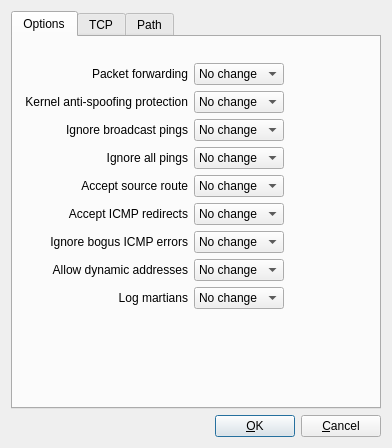
First picture: the form in src/gui/linux24advanceddialog_q.ui, repository fwbuilder/fwbuilder, before the edit.
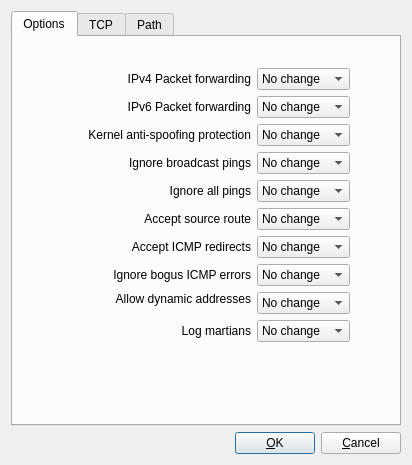
Second picture: the form after the edit.

```diff
--- a/src/gui/linux24advanceddialog_q.ui
+++ b/src/gui/linux24advanceddialog_q.ui
@@ -5,8 +5,8 @@
    <rect>
     <x>0</x>
     <y>0</y>
-    <width>392</width>
-    <height>448</height>
+    <width>412</width>
+    <height>465</height>
    </rect>
   </property>
   <property name="windowTitle" >
@@ -108,174 +108,33 @@
        <string>Options</string>
       </attribute>
       <layout class="QGridLayout" >
-       <property name="leftMargin" >
-        <number>6</number>
-       </property>
-       <property name="topMargin" >
-        <number>6</number>
-       </property>
-       <property name="rightMargin" >
-        <number>6</number>
-       </property>
-       <property name="bottomMargin" >
-        <number>6</number>
-       </property>
-       <property name="horizontalSpacing" >
-        <number>6</number>
-       </property>
-       <property name="verticalSpacing" >
-        <number>6</number>
-       </property>
-       <item row="9" column="2" >
-        <widget class="QComboBox" name="linux24_log_martians" >
-         <item>
-          <property name="text" >
-           <string>No change</string>
-          </property>
-         </item>
-         <item>
-          <property name="text" >
-           <string>On</string>
-          </property>
-         </item>
-         <item>
-          <property name="text" >
-           <string>Off</string>
-          </property>
-         </item>
-        </widget>
+       <item row="0" column="0" colspan="2" >
+        <spacer>
+         <property name="orientation" >
+          <enum>Qt::Vertical</enum>
+         </property>
+         <property name="sizeType" >
+          <enum>QSizePolicy::Fixed</enum>
+         </property>
+         <property name="sizeHint" >
+          <size>
+           <width>20</width>
+           <height>20</height>
+          </size>
+         </property>
+        </spacer>
        </item>
-       <item row="6" column="2" >
-        <widget class="QComboBox" name="linux24_accept_redirects" >
-         <item>
-          <property name="text" >
-           <string>No change</string>
-          </property>
-         </item>
-         <item>
-          <property name="text" >
-           <string>On</string>
-          </property>
-         </item>
-         <item>
-          <property name="text" >
-           <string>Off</string>
-          </property>
-         </item>
-        </widget>
-       </item>
-       <item row="4" column="2" >
-        <widget class="QComboBox" name="linux24_icmp_echo_ignore_all" >
-         <item>
-          <property name="text" >
-           <string>No change</string>
-          </property>
-         </item>
-         <item>
-          <property name="text" >
-           <string>On</string>
-          </property>
-         </item>
-         <item>
-          <property name="text" >
-           <string>Off</string>
-          </property>
-         </item>
-        </widget>
-       </item>
-       <item row="3" column="2" >
-        <widget class="QComboBox" name="linux24_icmp_echo_ignore_broadcasts" >
-         <item>
-          <property name="text" >
-           <string>No change</string>
-          </property>
-         </item>
-         <item>
-          <property name="text" >
-           <string>On</string>
-          </property>
-         </item>
-         <item>
-          <property name="text" >
-           <string>Off</string>
-          </property>
-         </item>
-        </widget>
-       </item>
-       <item row="7" column="2" >
-        <widget class="QComboBox" name="linux24_icmp_ignore_bogus_error_responses" >
-         <item>
-          <property name="text" >
-           <string>No change</string>
-          </property>
-         </item>
-         <item>
-          <property name="text" >
-           <string>On</string>
-          </property>
-         </item>
-         <item>
-          <property name="text" >
-           <string>Off</string>
-          </property>
-         </item>
-        </widget>
-       </item>
-       <item row="8" column="2" >
-        <widget class="QComboBox" name="linux24_ip_dynaddr" >
-         <item>
-          <property name="text" >
-           <string>No change</string>
-          </property>
-         </item>
-         <item>
-          <property name="text" >
-           <string>On</string>
-          </property>
-         </item>
-         <item>
-          <property name="text" >
-           <string>Off</string>
-          </property>
-         </item>
-        </widget>
-       </item>
-       <item row="2" column="2" >
-        <widget class="QComboBox" name="linux24_rp_filter" >
-         <item>
-          <property name="text" >
-           <string>No change</string>
-          </property>
-         </item>
-         <item>
-          <property name="text" >
-           <string>On</string>
-          </property>
-         </item>
-         <item>
-          <property name="text" >
-           <string>Off</string>
-          </property>
-         </item>
-        </widget>
-       </item>
-       <item row="5" column="2" >
-        <widget class="QComboBox" name="linux24_accept_source_route" >
-         <item>
-          <property name="text" >
-           <string>No change</string>
-          </property>
-         </item>
-         <item>
-          <property name="text" >
-           <string>On</string>
-          </property>
-         </item>
-         <item>
-          <property name="text" >
-           <string>Off</string>
-          </property>
-         </item>
+       <item row="1" column="0" colspan="2" >
+        <widget class="QLabel" name="label368" >
+         <property name="text" >
+          <string>IPv4 Packet forwarding</string>
+         </property>
+         <property name="alignment" >
+          <set>Qt::AlignRight|Qt::AlignTrailing|Qt::AlignVCenter</set>
+         </property>
+         <property name="wordWrap" >
+          <bool>false</bool>
+         </property>
         </widget>
        </item>
        <item row="1" column="2" >
@@ -297,10 +156,26 @@
          </item>
         </widget>
        </item>
-       <item row="1" column="1" >
-        <widget class="QLabel" name="label368" >
+       <item rowspan="7" row="1" column="3" >
+        <spacer>
+         <property name="orientation" >
+          <enum>Qt::Horizontal</enum>
+         </property>
+         <property name="sizeType" >
+          <enum>QSizePolicy::Expanding</enum>
+         </property>
+         <property name="sizeHint" >
+          <size>
+           <width>40</width>
+           <height>150</height>
+          </size>
+         </property>
+        </spacer>
+       </item>
+       <item row="2" column="0" colspan="2" >
+        <widget class="QLabel" name="label368_2" >
          <property name="text" >
-          <string>Packet forwarding</string>
+          <string>IPv6 Packet forwarding</string>
          </property>
          <property name="alignment" >
           <set>Qt::AlignRight|Qt::AlignTrailing|Qt::AlignVCenter</set>
@@ -310,7 +185,26 @@
          </property>
         </widget>
        </item>
-       <item row="2" column="1" >
+       <item row="2" column="2" >
+        <widget class="QComboBox" name="linux24_ipv6_forward" >
+         <item>
+          <property name="text" >
+           <string>No change</string>
+          </property>
+         </item>
+         <item>
+          <property name="text" >
+           <string>On</string>
+          </property>
+         </item>
+         <item>
+          <property name="text" >
+           <string>Off</string>
+          </property>
+         </item>
+        </widget>
+       </item>
+       <item row="3" column="0" colspan="2" >
         <widget class="QLabel" name="label369" >
          <property name="text" >
           <string>Kernel anti-spoofing protection</string>
@@ -323,7 +217,26 @@
          </property>
         </widget>
        </item>
-       <item row="3" column="1" >
+       <item row="3" column="2" >
+        <widget class="QComboBox" name="linux24_rp_filter" >
+         <item>
+          <property name="text" >
+           <string>No change</string>
+          </property>
+         </item>
+         <item>
+          <property name="text" >
+           <string>On</string>
+          </property>
+         </item>
+         <item>
+          <property name="text" >
+           <string>Off</string>
+          </property>
+         </item>
+        </widget>
+       </item>
+       <item row="4" column="0" colspan="2" >
         <widget class="QLabel" name="label370" >
          <property name="text" >
           <string>Ignore broadcast pings</string>
@@ -336,7 +249,26 @@
          </property>
         </widget>
        </item>
-       <item row="4" column="1" >
+       <item row="4" column="2" >
+        <widget class="QComboBox" name="linux24_icmp_echo_ignore_broadcasts" >
+         <item>
+          <property name="text" >
+           <string>No change</string>
+          </property>
+         </item>
+         <item>
+          <property name="text" >
+           <string>On</string>
+          </property>
+         </item>
+         <item>
+          <property name="text" >
+           <string>Off</string>
+          </property>
+         </item>
+        </widget>
+       </item>
+       <item row="5" column="0" colspan="2" >
         <widget class="QLabel" name="label386" >
          <property name="text" >
           <string>Ignore all pings</string>
@@ -349,7 +281,26 @@
          </property>
         </widget>
        </item>
-       <item row="5" column="1" >
+       <item row="5" column="2" >
+        <widget class="QComboBox" name="linux24_icmp_echo_ignore_all" >
+         <item>
+          <property name="text" >
+           <string>No change</string>
+          </property>
+         </item>
+         <item>
+          <property name="text" >
+           <string>On</string>
+          </property>
+         </item>
+         <item>
+          <property name="text" >
+           <string>Off</string>
+          </property>
+         </item>
+        </widget>
+       </item>
+       <item row="6" column="0" colspan="2" >
         <widget class="QLabel" name="label371" >
          <property name="text" >
           <string>Accept source route</string>
@@ -362,7 +313,26 @@
          </property>
         </widget>
        </item>
-       <item row="6" column="1" >
+       <item row="6" column="2" >
+        <widget class="QComboBox" name="linux24_accept_source_route" >
+         <item>
+          <property name="text" >
+           <string>No change</string>
+          </property>
+         </item>
+         <item>
+          <property name="text" >
+           <string>On</string>
+          </property>
+         </item>
+         <item>
+          <property name="text" >
+           <string>Off</string>
+          </property>
+         </item>
+        </widget>
+       </item>
+       <item row="7" column="0" colspan="2" >
         <widget class="QLabel" name="label373" >
          <property name="text" >
           <string>Accept ICMP redirects</string>
@@ -375,7 +345,26 @@
          </property>
         </widget>
        </item>
-       <item row="7" column="1" >
+       <item row="7" column="2" >
+        <widget class="QComboBox" name="linux24_accept_redirects" >
+         <item>
+          <property name="text" >
+           <string>No change</string>
+          </property>
+         </item>
+         <item>
+          <property name="text" >
+           <string>On</string>
+          </property>
+         </item>
+         <item>
+          <property name="text" >
+           <string>Off</string>
+          </property>
+         </item>
+        </widget>
+       </item>
+       <item row="8" column="0" colspan="2" >
         <widget class="QLabel" name="label374" >
          <property name="text" >
           <string>Ignore bogus ICMP errors</string>
@@ -388,7 +377,26 @@
          </property>
         </widget>
        </item>
-       <item row="8" column="1" >
+       <item row="8" column="2" >
+        <widget class="QComboBox" name="linux24_icmp_ignore_bogus_error_responses" >
+         <item>
+          <property name="text" >
+           <string>No change</string>
+          </property>
+         </item>
+         <item>
+          <property name="text" >
+           <string>On</string>
+          </property>
+         </item>
+         <item>
+          <property name="text" >
+           <string>Off</string>
+          </property>
+         </item>
+        </widget>
+       </item>
+       <item row="9" column="0" colspan="2" >
         <widget class="QLabel" name="label375" >
          <property name="text" >
           <string>Allow dynamic addresses</string>
@@ -401,7 +409,42 @@
          </property>
         </widget>
        </item>
-       <item row="9" column="1" >
+       <item rowspan="2" row="9" column="2" >
+        <widget class="QComboBox" name="linux24_ip_dynaddr" >
+         <item>
+          <property name="text" >
+           <string>No change</string>
+          </property>
+         </item>
+         <item>
+          <property name="text" >
+           <string>On</string>
+          </property>
+         </item>
+         <item>
+          <property name="text" >
+           <string>Off</string>
+          </property>
+         </item>
+        </widget>
+       </item>
+       <item rowspan="3" row="10" column="0" >
+        <spacer>
+         <property name="orientation" >
+          <enum>Qt::Horizontal</enum>
+         </property>
+         <property name="sizeType" >
+          <enum>QSizePolicy::Fixed</enum>
+         </property>
+         <property name="sizeHint" >
+          <size>
+           <width>151</width>
+           <height>20</height>
+          </size>
+         </property>
+        </spacer>
+       </item>
+       <item row="11" column="1" >
         <widget class="QLabel" name="label380" >
          <property name="text" >
           <string>Log martians</string>
@@ -414,41 +457,28 @@
          </property>
         </widget>
        </item>
-       <item row="0" column="1" >
-        <spacer>
-         <property name="orientation" >
-          <enum>Qt::Vertical</enum>
-         </property>
-         <property name="sizeType" >
-          <enum>QSizePolicy::Fixed</enum>
-         </property>
-         <property name="sizeHint" >
-          <size>
-           <width>20</width>
-           <height>20</height>
-          </size>
-         </property>
-        </spacer>
+       <item row="11" column="2" >
+        <widget class="QComboBox" name="linux24_log_martians" >
+         <item>
+          <property name="text" >
+           <string>No change</string>
+          </property>
+         </item>
+         <item>
+          <property name="text" >
+           <string>On</string>
+          </property>
+         </item>
+         <item>
+          <property name="text" >
+           <string>Off</string>
+          </property>
+         </item>
+        </widget>
        </item>
-       <item rowspan="7" row="1" column="3" >
+       <item row="12" column="2" >
         <spacer>
          <property name="orientation" >
-          <enum>Qt::Horizontal</enum>
-         </property>
-         <property name="sizeType" >
-          <enum>QSizePolicy::Expanding</enum>
-         </property>
-         <property name="sizeHint" >
-          <size>
-           <width>40</width>
-           <height>150</height>
-          </size>
-         </property>
-        </spacer>
-       </item>
-       <item row="10" column="2" >
-        <spacer>
-         <property name="orientation" >
           <enum>Qt::Vertical</enum>
          </property>
          <property name="sizeType" >
@@ -456,24 +486,8 @@
          </property>
          <property name="sizeHint" >
           <size>
-           <width>20</width>
-           <height>40</height>
-          </size>
-         </property>
-        </spacer>
-       </item>
-       <item row="10" column="0" colspan="2" >
-        <spacer>
-         <property name="orientation" >
-          <enum>Qt::Horizontal</enum>
-         </property>
-         <property name="sizeType" >
-          <enum>QSizePolicy::Fixed</enum>
-         </property>
-         <property name="sizeHint" >
-          <size>
-           <width>151</width>
-           <height>20</height>
+           <width>93</width>
+           <height>21</height>
           </size>
          </property>
         </spacer>
```
Left out of the diff: 4 changed lines with no effect on the pictures.
